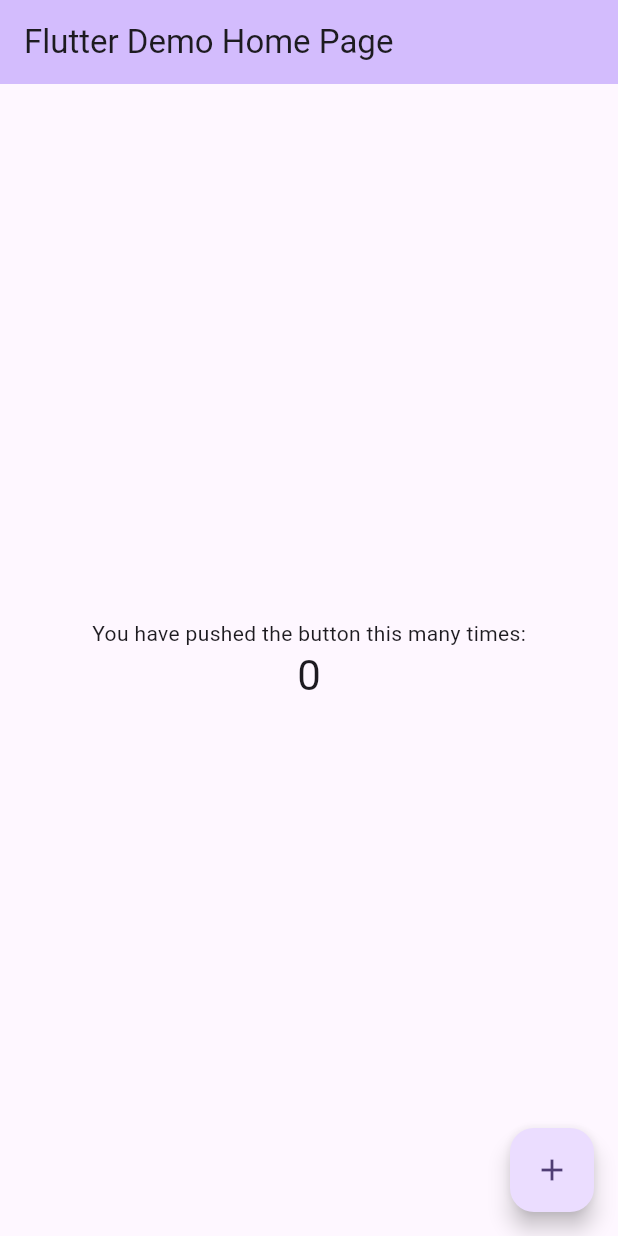
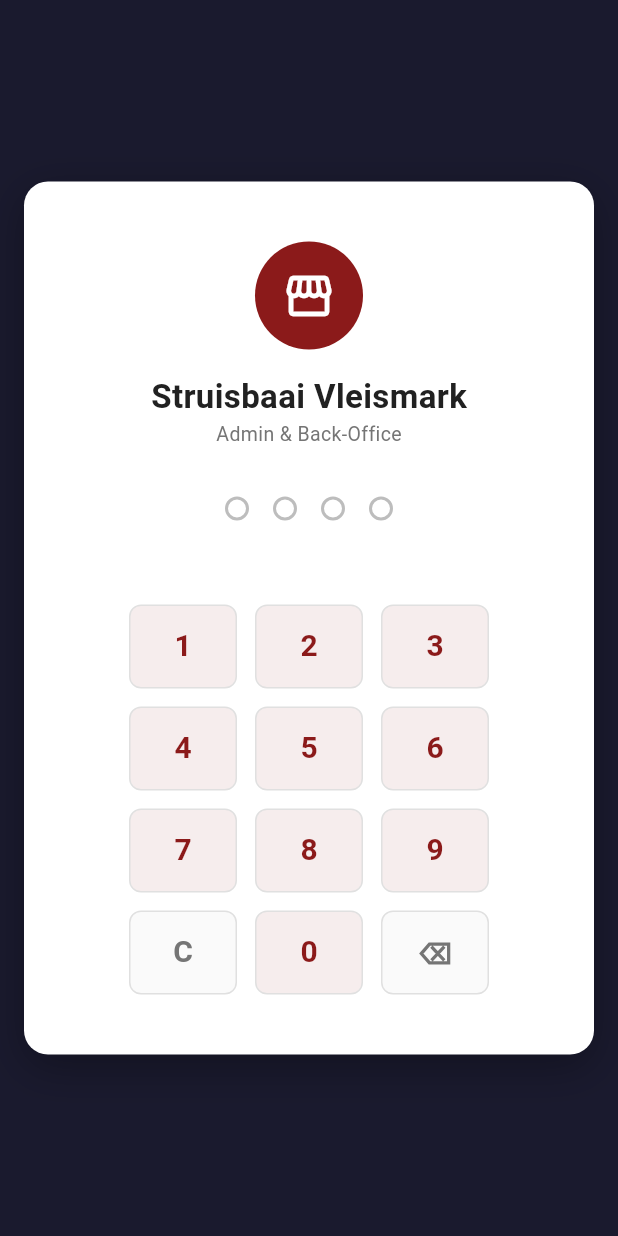
Before and after one commit to Narylfiel/struisbaai_vleismark_admin_app, a Flutter app: the screen it shows after launch, on a phone screen of 412 x 824 dp. Run offline on Flutter 3.47's test engine with Material 3 defaults, Android fonts, the phone set to English and light mode, and no system bars; our stand-ins replace supabase_flutter; accounts and stored records are empty.

Commit message:
2nd commit

```diff
--- /dev/null
+++ b/admin_app/lib/app.dart
@@ -0,0 +1,63 @@
+import 'package:flutter/material.dart';
+import 'core/constants/app_colors.dart';
+import 'core/constants/admin_config.dart';
+import 'features/auth/screens/pin_screen.dart';
+
+class AdminApp extends StatelessWidget {
+  const AdminApp({super.key});
+
+  @override
+  Widget build(BuildContext context) {
+    return MaterialApp(
+      title: AdminConfig.appName,
+      debugShowCheckedModeBanner: false,
+      theme: ThemeData(
+        colorScheme: ColorScheme.fromSeed(
+          seedColor: AppColors.primary,
+          brightness: Brightness.light,
+        ),
+        scaffoldBackgroundColor: AppColors.scaffoldBg,
+        cardTheme: const CardTheme(
+          color: AppColors.cardBg,
+          elevation: 2,
+          shape: RoundedRectangleBorder(
+            borderRadius: BorderRadius.all(Radius.circular(8)),
+          ),
+        ),
+        appBarTheme: const AppBarTheme(
+          backgroundColor: AppColors.primary,
+          foregroundColor: Colors.white,
+          elevation: 0,
+        ),
+        elevatedButtonTheme: ElevatedButtonThemeData(
+          style: ElevatedButton.styleFrom(
+            backgroundColor: AppColors.primary,
+            foregroundColor: Colors.white,
+            shape: RoundedRectangleBorder(
+              borderRadius: BorderRadius.circular(8),
+            ),
+          ),
+        ),
+        inputDecorationTheme: InputDecorationTheme(
+          border: OutlineInputBorder(
+            borderRadius: BorderRadius.circular(8),
+            borderSide: const BorderSide(color: AppColors.border),
+          ),
+          enabledBorder: OutlineInputBorder(
+            borderRadius: BorderRadius.circular(8),
+            borderSide: const BorderSide(color: AppColors.border),
+          ),
+          focusedBorder: OutlineInputBorder(
+            borderRadius: BorderRadius.circular(8),
+            borderSide: const BorderSide(color: AppColors.primary, width: 2),
+          ),
+          filled: true,
+          fillColor: AppColors.cardBg,
+        ),
+        fontFamily: 'Roboto',
+        useMaterial3: true,
+      ),
+      home: const PinScreen(),
+    );
+  }
+}
--- /dev/null
+++ b/admin_app/lib/features/auth/screens/pin_screen.dart
@@ -0,0 +1,328 @@
+import 'dart:convert';
+import 'package:crypto/crypto.dart';
+import 'package:flutter/material.dart';
+import 'package:supabase_flutter/supabase_flutter.dart';
+import '../../../core/constants/app_colors.dart';
+import '../../../core/constants/admin_config.dart';
+
+class PinScreen extends StatefulWidget {
+  const PinScreen({super.key});
+
+  @override
+  State<PinScreen> createState() => _PinScreenState();
+}
+
+class _PinScreenState extends State<PinScreen> {
+  String _enteredPin = '';
+  String _message = '';
+  bool _isLoading = false;
+  int _failedAttempts = 0;
+  bool _isLocked = false;
+
+  void _onKeyTap(String value) {
+    if (_isLocked || _isLoading) return;
+    if (_enteredPin.length < AdminConfig.pinLength) {
+      setState(() {
+        _enteredPin += value;
+        _message = '';
+      });
+      if (_enteredPin.length == AdminConfig.pinLength) {
+        _verifyPin();
+      }
+    }
+  }
+
+  void _onDelete() {
+    if (_enteredPin.isNotEmpty) {
+      setState(() {
+        _enteredPin = _enteredPin.substring(0, _enteredPin.length - 1);
+        _message = '';
+      });
+    }
+  }
+
+  void _onClear() {
+    setState(() {
+      _enteredPin = '';
+      _message = '';
+    });
+  }
+
+  Future<void> _verifyPin() async {
+    setState(() => _isLoading = true);
+    try {
+      final bytes = utf8.encode(_enteredPin);
+      final hashedPin = sha256.convert(bytes).toString();
+      final supabase = Supabase.instance.client;
+      final response = await supabase
+          .from('profiles')
+          .select('id, full_name, role, active')
+          .eq('pin_hash', hashedPin)
+          .eq('active', true)
+          .maybeSingle();
+      if (response == null) {
+        _handleFailedAttempt();
+        return;
+      }
+      final role = response['role'] as String;
+      if (!AdminConfig.allowedRoles.contains(role)) {
+        setState(() {
+          _message = 'Access restricted to Admin staff.';
+          _enteredPin = '';
+          _isLoading = false;
+        });
+        return;
+      }
+      if (mounted) {
+        Navigator.of(context).pushReplacement(
+          MaterialPageRoute(
+            builder: (_) => MainShell(
+              staffId: response['id'],
+              staffName: response['full_name'],
+              role: role,
+            ),
+          ),
+        );
+      }
+    } catch (e) {
+      setState(() {
+        _message = 'Connection error. Check internet.';
+        _enteredPin = '';
+        _isLoading = false;
+      });
+    }
+  }
+
+  void _handleFailedAttempt() {
+    _failedAttempts++;
+    if (_failedAttempts >= AdminConfig.maxPinAttempts) {
+      setState(() {
+        _isLocked = true;
+        _message =
+            'Too many attempts. Locked for ${AdminConfig.pinLockoutMinutes} minutes.';
+        _enteredPin = '';
+        _isLoading = false;
+      });
+      Future.delayed(Duration(minutes: AdminConfig.pinLockoutMinutes), () {
+        if (mounted) {
+          setState(() {
+            _isLocked = false;
+            _failedAttempts = 0;
+            _message = '';
+          });
+        }
+      });
+    } else {
+      setState(() {
+        _message =
+            'Incorrect PIN. ${AdminConfig.maxPinAttempts - _failedAttempts} attempts remaining.';
+        _enteredPin = '';
+        _isLoading = false;
+      });
+    }
+  }
+
+  @override
+  Widget build(BuildContext context) {
+    return Scaffold(
+      backgroundColor: AppColors.sidebarBg,
+      body: Center(
+        child: Container(
+          width: 380,
+          padding: const EdgeInsets.all(40),
+          decoration: BoxDecoration(
+            color: AppColors.cardBg,
+            borderRadius: BorderRadius.circular(16),
+            boxShadow: [
+              BoxShadow(
+                color: Colors.black.withOpacity(0.3),
+                blurRadius: 24,
+                offset: const Offset(0, 8),
+              ),
+            ],
+          ),
+          child: Column(
+            mainAxisSize: MainAxisSize.min,
+            children: [
+              Container(
+                width: 72,
+                height: 72,
+                decoration: BoxDecoration(
+                  color: AppColors.primary,
+                  borderRadius: BorderRadius.circular(36),
+                ),
+                child: const Icon(Icons.storefront, color: Colors.white, size: 36),
+              ),
+              const SizedBox(height: 16),
+              Text(
+                AdminConfig.appName,
+                style: const TextStyle(
+                  fontSize: 22,
+                  fontWeight: FontWeight.bold,
+                  color: AppColors.textPrimary,
+                ),
+              ),
+              Text(
+                AdminConfig.appSubtitle,
+                style: const TextStyle(
+                  fontSize: 13,
+                  color: AppColors.textSecondary,
+                ),
+              ),
+              const SizedBox(height: 32),
+              Row(
+                mainAxisAlignment: MainAxisAlignment.center,
+                children: List.generate(AdminConfig.pinLength, (i) {
+                  final filled = i < _enteredPin.length;
+                  return Container(
+                    margin: const EdgeInsets.symmetric(horizontal: 8),
+                    width: 16,
+                    height: 16,
+                    decoration: BoxDecoration(
+                      shape: BoxShape.circle,
+                      color: filled ? AppColors.primary : Colors.transparent,
+                      border: Border.all(
+                        color: filled ? AppColors.primary : AppColors.borderDark,
+                        width: 2,
+                      ),
+                    ),
+                  );
+                }),
+              ),
+              const SizedBox(height: 12),
+              SizedBox(
+                height: 20,
+                child: Text(
+                  _message,
+                  style: TextStyle(
+                    fontSize: 12,
+                    color: _isLocked ? AppColors.error : AppColors.warning,
+                  ),
+                  textAlign: TextAlign.center,
+                ),
+              ),
+              const SizedBox(height: 24),
+              if (_isLoading)
+                const CircularProgressIndicator(color: AppColors.primary)
+              else
+                _buildNumpad(),
+            ],
+          ),
+        ),
+      ),
+    );
+  }
+
+  Widget _buildNumpad() {
+    return Column(
+      children: [
+        _buildNumRow(['1', '2', '3']),
+        const SizedBox(height: 12),
+        _buildNumRow(['4', '5', '6']),
+        const SizedBox(height: 12),
+        _buildNumRow(['7', '8', '9']),
+        const SizedBox(height: 12),
+        Row(
+          mainAxisAlignment: MainAxisAlignment.center,
+          children: [
+            _numButton('C', onTap: _onClear, isAction: true),
+            const SizedBox(width: 12),
+            _numButton('0', onTap: () => _onKeyTap('0')),
+            const SizedBox(width: 12),
+            _numButton('⌫', onTap: _onDelete, isAction: true),
+          ],
+        ),
+      ],
+    );
+  }
+
+  Widget _buildNumRow(List<String> keys) {
+    return Row(
+      mainAxisAlignment: MainAxisAlignment.center,
+      children: keys
+          .map((k) => Padding(
+                padding: const EdgeInsets.symmetric(horizontal: 6),
+                child: _numButton(k, onTap: () => _onKeyTap(k)),
+              ))
+          .toList(),
+    );
+  }
+
+  Widget _numButton(String label,
+      {required VoidCallback onTap, bool isAction = false}) {
+    return InkWell(
+      onTap: _isLocked ? null : onTap,
+      borderRadius: BorderRadius.circular(8),
+      child: Container(
+        width: 72,
+        height: 56,
+        decoration: BoxDecoration(
+          color: isAction ? AppColors.surfaceBg : AppColors.primary.withOpacity(0.08),
+          borderRadius: BorderRadius.circular(8),
+          border: Border.all(color: AppColors.border),
+        ),
+        child: Center(
+          child: Text(
+            label,
+            style: TextStyle(
+              fontSize: 20,
+              fontWeight: FontWeight.w600,
+              color: isAction ? AppColors.textSecondary : AppColors.primary,
+            ),
+          ),
+        ),
+      ),
+    );
+  }
+}
+
+class MainShell extends StatelessWidget {
+  final String staffId;
+  final String staffName;
+  final String role;
+
+  const MainShell({
+    super.key,
+    required this.staffId,
+    required this.staffName,
+    required this.role,
+  });
+
+  @override
+  Widget build(BuildContext context) {
+    return Scaffold(
+      backgroundColor: AppColors.scaffoldBg,
+      body: Center(
+        child: Column(
+          mainAxisSize: MainAxisSize.min,
+          children: [
+            const Icon(Icons.check_circle, color: AppColors.success, size: 64),
+            const SizedBox(height: 16),
+            Text(
+              'Welcome, $staffName',
+              style: const TextStyle(
+                fontSize: 24,
+                fontWeight: FontWeight.bold,
+                color: AppColors.textPrimary,
+              ),
+            ),
+            const SizedBox(height: 8),
+            Text(
+              role.toUpperCase(),
+              style: const TextStyle(
+                fontSize: 14,
+                color: AppColors.textSecondary,
+                letterSpacing: 2,
+              ),
+            ),
+            const SizedBox(height: 32),
+            const Text(
+              'Dashboard coming next...',
+              style: TextStyle(color: AppColors.textSecondary),
+            ),
+          ],
+        ),
+      ),
+    );
+  }
+}
--- a/admin_app/lib/main.dart
+++ b/admin_app/lib/main.dart
@@ -1,122 +1,15 @@
 import 'package:flutter/material.dart';
+import 'package:supabase_flutter/supabase_flutter.dart';
+import 'core/constants/admin_config.dart';
+import 'app.dart';
 
-void main() {
-  runApp(const MyApp());
+void main() async {
+  WidgetsFlutterBinding.ensureInitialized();
+
+  await Supabase.initialize(
+    url: AdminConfig.supabaseUrl,
+    anonKey: AdminConfig.supabaseAnonKey,
+  );
+
+  runApp(const AdminApp());
 }
-
-class MyApp extends StatelessWidget {
-  const MyApp({super.key});
-
-  // This widget is the root of your application.
-  @override
-  Widget build(BuildContext context) {
-    return MaterialApp(
-      title: 'Flutter Demo',
-      theme: ThemeData(
-        // This is the theme of your application.
-        //
-        // TRY THIS: Try running your application with "flutter run". You'll see
-        // the application has a purple toolbar. Then, without quitting the app,
-        // try changing the seedColor in the colorScheme below to Colors.green
-        // and then invoke "hot reload" (save your changes or press the "hot
-        // reload" button in a Flutter-supported IDE, or press "r" if you used
-        // the command line to start the app).
-        //
-        // Notice that the counter didn't reset back to zero; the application
-        // state is not lost during the reload. To reset the state, use hot
-        // restart instead.
-        //
-        // This works for code too, not just values: Most code changes can be
-        // tested with just a hot reload.
-        colorScheme: .fromSeed(seedColor: Colors.deepPurple),
-      ),
-      home: const MyHomePage(title: 'Flutter Demo Home Page'),
-    );
-  }
-}
-
-class MyHomePage extends StatefulWidget {
-  const MyHomePage({super.key, required this.title});
-
-  // This widget is the home page of your application. It is stateful, meaning
-  // that it has a State object (defined below) that contains fields that affect
-  // how it looks.
-
-  // This class is the configuration for the state. It holds the values (in this
-  // case the title) provided by the parent (in this case the App widget) and
-  // used by the build method of the State. Fields in a Widget subclass are
-  // always marked "final".
-
-  final String title;
-
-  @override
-  State<MyHomePage> createState() => _MyHomePageState();
-}
-
-class _MyHomePageState extends State<MyHomePage> {
-  int _counter = 0;
-
-  void _incrementCounter() {
-    setState(() {
-      // This call to setState tells the Flutter framework that something has
-      // changed in this State, which causes it to rerun the build method below
-      // so that the display can reflect the updated values. If we changed
-      // _counter without calling setState(), then the build method would not be
-      // called again, and so nothing would appear to happen.
-      _counter++;
-    });
-  }
-
-  @override
-  Widget build(BuildContext context) {
-    // This method is rerun every time setState is called, for instance as done
-    // by the _incrementCounter method above.
-    //
-    // The Flutter framework has been optimized to make rerunning build methods
-    // fast, so that you can just rebuild anything that needs updating rather
-    // than having to individually change instances of widgets.
-    return Scaffold(
-      appBar: AppBar(
-        // TRY THIS: Try changing the color here to a specific color (to
-        // Colors.amber, perhaps?) and trigger a hot reload to see the AppBar
-        // change color while the other colors stay the same.
-        backgroundColor: Theme.of(context).colorScheme.inversePrimary,
-        // Here we take the value from the MyHomePage object that was created by
-        // the App.build method, and use it to set our appbar title.
-        title: Text(widget.title),
-      ),
-      body: Center(
-        // Center is a layout widget. It takes a single child and positions it
-        // in the middle of the parent.
-        child: Column(
-          // Column is also a layout widget. It takes a list of children and
-          // arranges them vertically. By default, it sizes itself to fit its
-          // children horizontally, and tries to be as tall as its parent.
-          //
-          // Column has various properties to control how it sizes itself and
-          // how it positions its children. Here we use mainAxisAlignment to
-          // center the children vertically; the main axis here is the vertical
-          // axis because Columns are vertical (the cross axis would be
-          // horizontal).
-          //
-          // TRY THIS: Invoke "debug painting" (choose the "Toggle Debug Paint"
-          // action in the IDE, or press "p" in the console), to see the
-          // wireframe for each widget.
-          mainAxisAlignment: .center,
-          children: [
-            const Text('You have pushed the button this many times:'),
-            Text(
-              '$_counter',
-              style: Theme.of(context).textTheme.headlineMedium,
-            ),
-          ],
-        ),
-      ),
-      floatingActionButton: FloatingActionButton(
-        onPressed: _incrementCounter,
-        tooltip: 'Increment',
-        child: const Icon(Icons.add),
-      ),
-    );
-  }
-}
```
